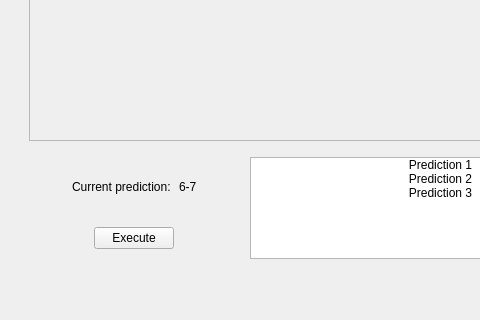
Above: src/ui/main_window.ui from TrojiGareer/MIRA before the change; both pictures show x 0 to 480 and y 367 to 687 of the 896 by 687 pixel window. Below: the same form after it.
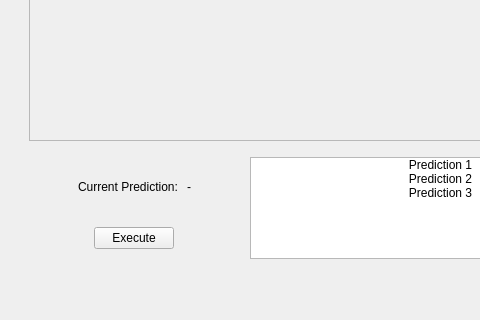
That is the form after the change.

Commit message: full integration of information gathering and working live predictions

Patch:
```diff
--- a/src/ui/main_window.ui
+++ b/src/ui/main_window.ui
@@ -214,14 +214,14 @@
                 <item alignment="Qt::AlignHCenter|Qt::AlignVCenter">
                  <widget class="QLabel" name="labelCurrentPredictionText">
                   <property name="text">
-                   <string>Current prediction: </string>
+                   <string>Current Prediction: </string>
                   </property>
                  </widget>
                 </item>
                 <item alignment="Qt::AlignHCenter|Qt::AlignVCenter">
                  <widget class="QLabel" name="labelCurrentPrediction">
                   <property name="text">
-                   <string>6-7</string>
+                   <string>-</string>
                   </property>
                  </widget>
                 </item>
```
The commit also changes 8 other files.
